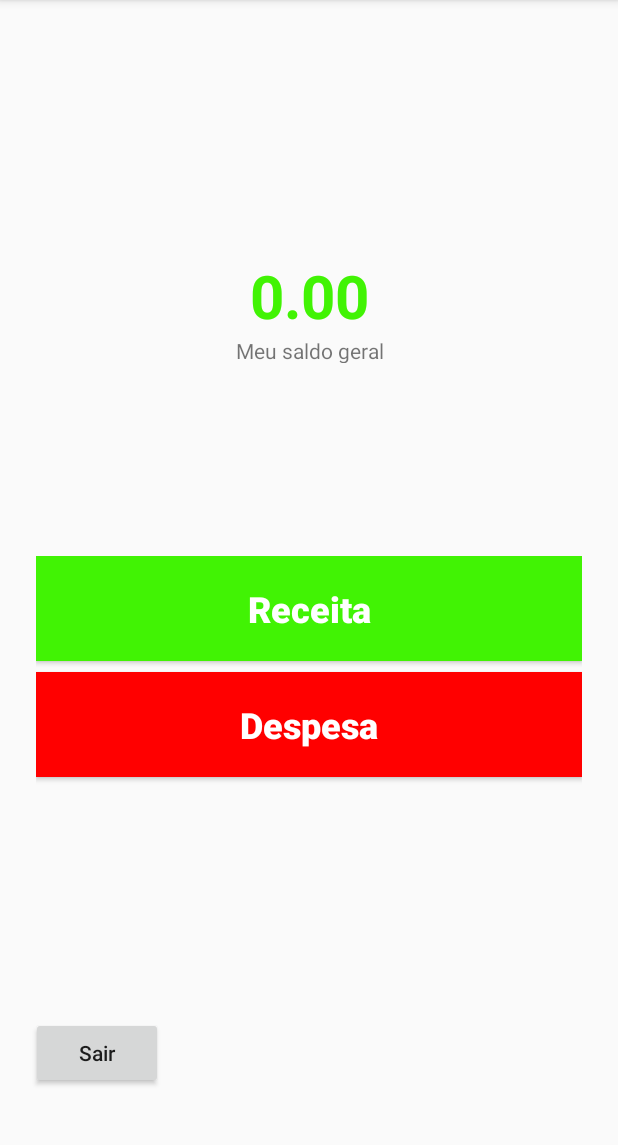
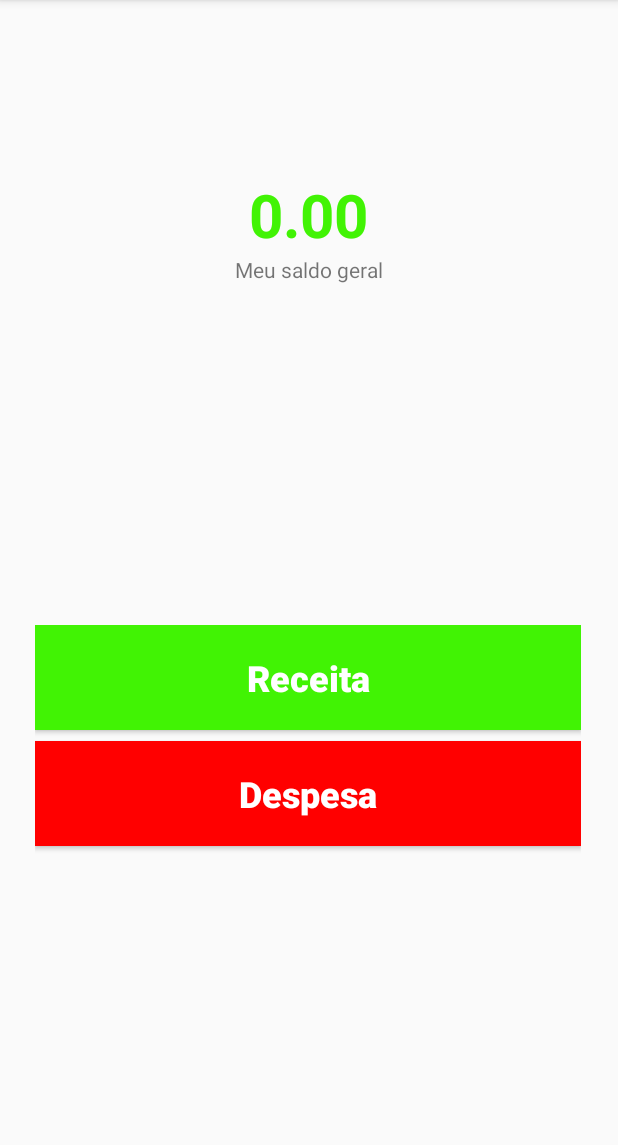
Before and after one commit to isaacJose/Controle-Financeiro, an Android app: the screen it shows after launch (MainActivity), on a phone screen of 412 x 824 dp, the part 84-1229 px from its top. Run offline under Robolectric (Android 15) with nearby library versions, the phone set to English and light mode, and no system bars.

Commit message:
Alterações

```diff
--- a/app/src/main/java/com/example/controlefinanceiro/MainActivity.java
+++ b/app/src/main/java/com/example/controlefinanceiro/MainActivity.java
@@ -30,7 +30,7 @@ public class MainActivity extends AppCompatActivity {
     private TextView tv_saldoTotal;
     private Button bt_receita;
     private Button bt_despesa;
-    private Button bt_sair;
+    //private Button bt_sair;
 
     private ReceitaDAO receitaDAO;
     private DespesaDAO despesaDAO;
@@ -71,7 +71,7 @@ public class MainActivity extends AppCompatActivity {
         tv_saldoTotal = findViewById(R.id.tv_saldoTotal);
         bt_receita = findViewById(R.id.bt_receita);
         bt_despesa = findViewById(R.id.bt_despesa);
-        bt_sair = findViewById(R.id.bt_sair);
+        //bt_sair = findViewById(R.id.bt_sair);
 
     }
 
@@ -91,7 +91,7 @@ public class MainActivity extends AppCompatActivity {
             }
         });
 
-        bt_sair.setOnClickListener(new View.OnClickListener() {
+        /*bt_sair.setOnClickListener(new View.OnClickListener() {
             @Override
             public void onClick(View v) {
                new AlertDialog.Builder(MainActivity.this)
@@ -106,7 +106,7 @@ public class MainActivity extends AppCompatActivity {
                         .setNegativeButton("NÃO",null)
                         .show();
             }
-        });
+        });*/
     }
 
     public boolean onCreateOptionsMenu(Menu menu){
--- a/app/src/main/res/layout/activity_main.xml
+++ b/app/src/main/res/layout/activity_main.xml
@@ -6,7 +6,7 @@
     android:layout_height="match_parent"
     tools:context=".MainActivity">
 
-    <Button
+    <!--<Button
         android:id="@+id/bt_sair"
         android:layout_width="wrap_content"
         android:layout_height="wrap_content"
@@ -21,7 +21,7 @@
         app:layout_constraintBottom_toBottomOf="parent"
         app:layout_constraintEnd_toEndOf="parent"
         app:layout_constraintStart_toStartOf="parent"
-        app:layout_constraintTop_toTopOf="parent" />
+        app:layout_constraintTop_toTopOf="parent" /> -->
 
     <LinearLayout
         android:layout_width="364dp"
@@ -35,9 +35,10 @@
         android:orientation="vertical"
         app:layout_constraintBottom_toBottomOf="parent"
         app:layout_constraintEnd_toEndOf="parent"
+        app:layout_constraintHorizontal_bias="0.483"
         app:layout_constraintStart_toStartOf="parent"
         app:layout_constraintTop_toTopOf="parent"
-        app:layout_constraintVertical_bias="0.638">
+        app:layout_constraintVertical_bias="0.719">
 
         <Button
             android:id="@+id/bt_receita"
@@ -64,8 +65,8 @@
     </LinearLayout>
 
     <LinearLayout
-        android:layout_width="280dp"
-        android:layout_height="107dp"
+        android:layout_width="284dp"
+        android:layout_height="wrap_content"
         android:layout_marginStart="8dp"
         android:layout_marginLeft="8dp"
         android:layout_marginTop="8dp"
@@ -75,9 +76,10 @@
         android:orientation="vertical"
         app:layout_constraintBottom_toBottomOf="parent"
         app:layout_constraintEnd_toEndOf="parent"
+        app:layout_constraintHorizontal_bias="0.495"
         app:layout_constraintStart_toStartOf="parent"
         app:layout_constraintTop_toTopOf="parent"
-        app:layout_constraintVertical_bias="0.227">
+        app:layout_constraintVertical_bias="0.144">
 
         <TextView
             android:id="@+id/tv_saldoTotal"
--- a/app/src/main/res/layout/linhadespesa.xml
+++ b/app/src/main/res/layout/linhadespesa.xml
@@ -64,7 +64,7 @@
         app:layout_constraintStart_toEndOf="@+id/textView9"
         app:layout_constraintTop_toBottomOf="@+id/tv_descricao" />
 
-    <TextView
+    <!--<TextView
         android:id="@+id/textView7"
         android:layout_width="wrap_content"
         android:layout_height="wrap_content"
@@ -116,6 +116,6 @@
        app:layout_constraintEnd_toEndOf="parent"
        app:layout_constraintHorizontal_bias="0.155"
        app:layout_constraintStart_toEndOf="@+id/textView10"
-        app:layout_constraintTop_toBottomOf="@+id/tv_valor" />
+       app:layout_constraintTop_toBottomOf="@+id/tv_valor" /> -->
 
 </androidx.constraintlayout.widget.ConstraintLayout>
--- a/app/src/main/res/layout/linhareceita.xml
+++ b/app/src/main/res/layout/linhareceita.xml
@@ -64,7 +64,7 @@
         app:layout_constraintStart_toEndOf="@+id/textView9"
         app:layout_constraintTop_toBottomOf="@+id/tv_descricao" />
 
-    <TextView
+    <!--<TextView
         android:id="@+id/textView7"
         android:layout_width="wrap_content"
         android:layout_height="wrap_content"
@@ -115,6 +115,6 @@
         android:text="TextView"
         app:layout_constraintEnd_toEndOf="parent"
         app:layout_constraintStart_toEndOf="@+id/textView10"
-        app:layout_constraintTop_toBottomOf="@+id/tv_valor" />
+        app:layout_constraintTop_toBottomOf="@+id/tv_valor" /> -->
 
 </androidx.constraintlayout.widget.ConstraintLayout>
--- a/app/src/main/res/menu/menu_contexto.xml
+++ b/app/src/main/res/menu/menu_contexto.xml
@@ -1,6 +1,10 @@
 <?xml version="1.0" encoding="utf-8"?>
 <menu xmlns:app="http://schemas.android.com/apk/res-auto"
     xmlns:android="http://schemas.android.com/apk/res/android">
+
+    <item
+        android:id="@+id/detalhar"
+        android:title="@string/detalhe" />
 
     <item
         android:id="@+id/atualizar"
--- a/app/src/main/res/menu/menu_desp_contexto.xml
+++ b/app/src/main/res/menu/menu_desp_contexto.xml
@@ -2,6 +2,9 @@
 <menu xmlns:app="http://schemas.android.com/apk/res-auto"
     xmlns:android="http://schemas.android.com/apk/res/android">
 
+    <item
+        android:id="@+id/detalhar"
+        android:title="@string/detalhe" />
     <item
         android:id="@+id/Excluir"
         android:title="@string/excluir" />
--- a/app/src/main/res/values/strings.xml
+++ b/app/src/main/res/values/strings.xml
@@ -51,4 +51,6 @@
     <string name="info">º Sistema de Controle Financeiro desenvolvido para a disciplina de Dispositivos Móveis.</string>
     <string name="menuprincipal">Menu Principal</string>
 
+    <string name="detalhe">Detalhar</string>
+
 </resources>
```
Also changed, not shown: app/src/main/java/com/example/controlefinanceiro/despesa/DespesaAdapter.java (+4 -4 lines), app/src/main/java/com/example/controlefinanceiro/despesa/ListDespesa.java (+22 -4 lines), app/src/main/java/com/example/controlefinanceiro/receita/ListReceita.java (+24 -4 lines), app/src/main/java/com/example/controlefinanceiro/receita/ReceitaAdapter.java (+4 -4 lines), app/src/main/res/layout/activity_splash.xml (+4 -3 lines). Lines whose indentation alone changed are shown as unchanged.
